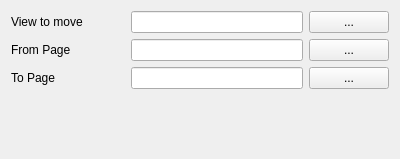
First picture: the form in src/Mod/TechDraw/Gui/TaskMoveView.ui, repository southseact-3d/fcd, before the edit.
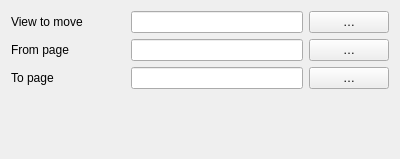
Second picture: the form after the edit.

```diff
--- a/src/Mod/TechDraw/Gui/TaskMoveView.ui
+++ b/src/Mod/TechDraw/Gui/TaskMoveView.ui
@@ -33,14 +33,14 @@
      <item row="0" column="2">
       <widget class="QPushButton" name="pbView">
        <property name="text">
-        <string notr="true">...</string>
+        <string notr="true">…</string>
        </property>
       </widget>
      </item>
      <item row="1" column="0">
       <widget class="QLabel" name="lFromPage">
        <property name="text">
-        <string>From Page</string>
+        <string>From page</string>
        </property>
       </widget>
      </item>
@@ -54,14 +54,14 @@
      <item row="1" column="2">
       <widget class="QPushButton" name="pbFromPage">
        <property name="text">
-        <string notr="true">...</string>
+        <string notr="true">…</string>
        </property>
       </widget>
      </item>
      <item row="2" column="0">
       <widget class="QLabel" name="lToPage">
        <property name="text">
-        <string>To Page</string>
+        <string>To page</string>
        </property>
       </widget>
      </item>
@@ -75,7 +75,7 @@
      <item row="2" column="2">
       <widget class="QPushButton" name="pbToPage">
        <property name="text">
-        <string notr="true">...</string>
+        <string notr="true">…</string>
        </property>
       </widget>
      </item>
```
